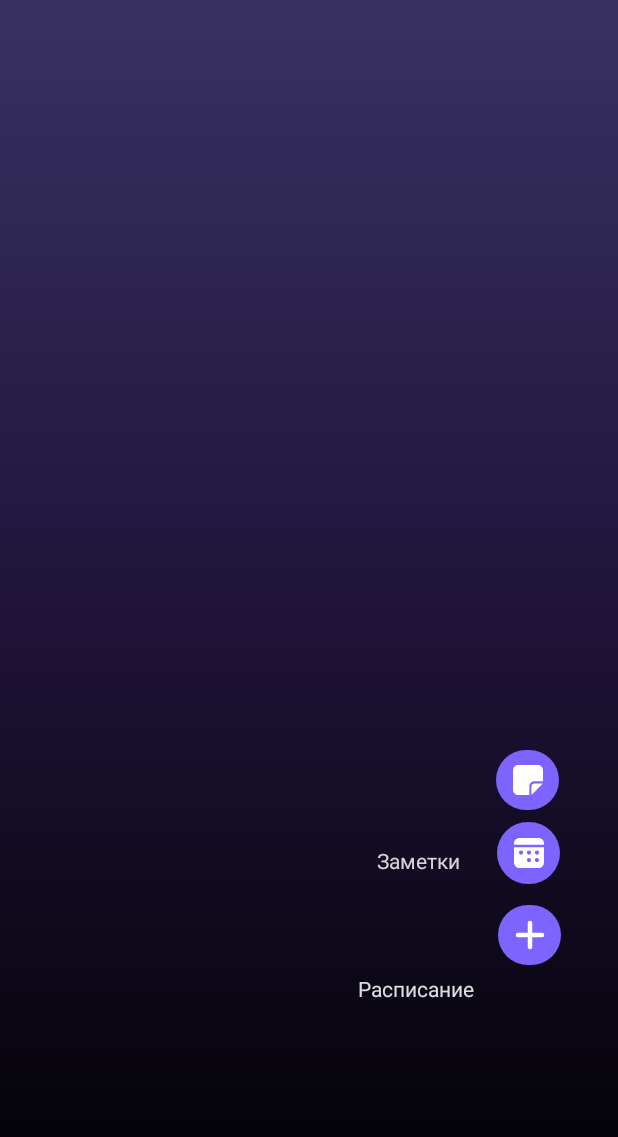
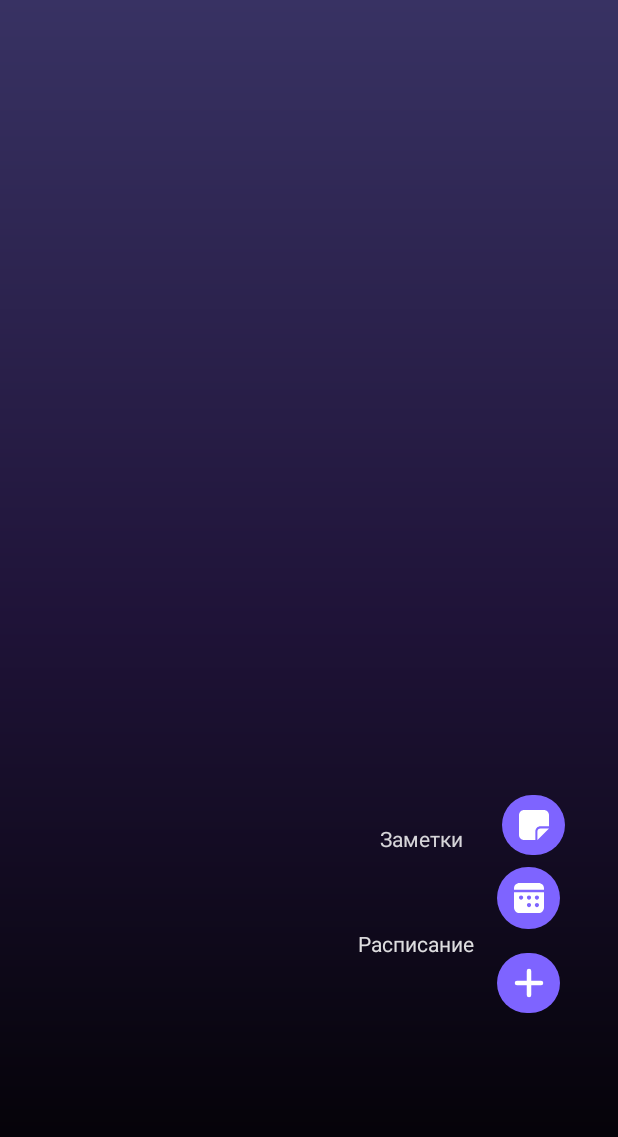
Before and after one commit to Milo4kaa/TestAndroid, an Android app built with Jetpack Compose: the screen it shows after launch (Menu), after a tap on an icon or button, on a phone screen of 412 x 824 dp. Shown: the top 1137 px of the screen. Run offline under Robolectric (Android 15) with nearby library versions, the phone set to English and light mode, and no system bars.

Commit message:
Рабочая лошадка v1.2

```diff
--- a/app/src/main/java/com/example/todolist/MainActivity.kt
+++ b/app/src/main/java/com/example/todolist/MainActivity.kt
@@ -11,6 +11,7 @@ import androidx.activity.result.contract.ActivityResultContracts
 import androidx.recyclerview.widget.GridLayoutManager
 import androidx.recyclerview.widget.LinearLayoutManager
 import com.example.todolist.databinding.ActivityMainBinding
+
 import com.example.todolist.ui.theme.NoteActivity
 
 class MainActivity : AppCompatActivity() {
@@ -48,4 +49,9 @@ class MainActivity : AppCompatActivity() {
         val intent = Intent(this, Menu::class.java)
         startActivity(intent)
     }
+    fun  onClickBackToMenu(view: View)
+    {
+        val intent = Intent(this, MainActivity::class.java)
+        startActivity(intent)
+    }
 }
--- a/app/src/main/java/com/example/todolist/NoteAdapter.kt
+++ b/app/src/main/java/com/example/todolist/NoteAdapter.kt
@@ -7,8 +7,10 @@ import androidx.compose.ui.layout.Layout
 import androidx.recyclerview.widget.RecyclerView
 import com.example.todolist.databinding.NoteItemBinding
 
+
 class NoteAdapter : RecyclerView.Adapter<NoteAdapter.NoteHolder>() {
     val noteList = ArrayList<Note>()
+    lateinit var  binding: NoteItemBinding
 
     class NoteHolder(item: View) : RecyclerView.ViewHolder(item) {
         val binding = NoteItemBinding.bind(item)
--- a/app/src/main/res/layout/activity_menu.xml
+++ b/app/src/main/res/layout/activity_menu.xml
@@ -12,8 +12,8 @@
         android:id="@+id/imageButton8"
         android:layout_width="42dp"
         android:layout_height="40dp"
-        android:layout_marginTop="500dp"
-        android:layout_marginEnd="38dp"
+        android:layout_marginTop="530dp"
+        android:layout_marginEnd="32dp"
         android:layout_marginBottom="52dp"
         android:background="@drawable/menu_button_radius"
         android:onClick="onClickOpenNoteActivity"
@@ -40,12 +40,12 @@
         android:layout_width="42dp"
         android:layout_height="40dp"
         android:layout_marginStart="331dp"
-        android:layout_marginTop="14dp"
+        android:layout_marginTop="16dp"
         android:layout_marginEnd="38dp"
         android:background="@drawable/menu_button_radius"
         android:onClick="onClickOpenMainActivity"
         app:layout_constraintEnd_toEndOf="parent"
-        app:layout_constraintHorizontal_bias="1.0"
+        app:layout_constraintHorizontal_bias="0.444"
         app:layout_constraintStart_toStartOf="parent"
         app:layout_constraintTop_toBottomOf="@+id/imageButton7"
         app:srcCompat="@drawable/group_21" />
@@ -71,7 +71,7 @@
         android:layout_marginStart="238dp"
         android:layout_marginTop="34dp"
         android:layout_marginEnd="15dp"
-        android:layout_marginBottom="125dp"
+        android:layout_marginBottom="170dp"
         android:text="@string/Расписание"
         android:textColor="#E1FAFAFA"
         app:layout_constraintBottom_toBottomOf="parent"
--- a/app/src/main/res/values/strings.xml
+++ b/app/src/main/res/values/strings.xml
@@ -10,4 +10,5 @@
     <string name="Заголовок">Заголовок</string>
     <string name="to_do">TODO</string>
     <string name="title_activity_main3">MainActivity3</string>
+    <string name="tod0o">TODO</string>
 </resources>
```
Also changed, not shown: app/build.gradle (+8 -4 lines), app/src/main/java/com/example/todolist/ui/theme/NoteActivity.kt (+10 -0 lines), app/src/main/res/layout/activity_main.xml (+14 -8 lines), app/src/main/res/layout/activity_note.xml (+9 -2 lines), app/src/main/res/layout/note_item.xml (+9 -2 lines), 332 other files.
